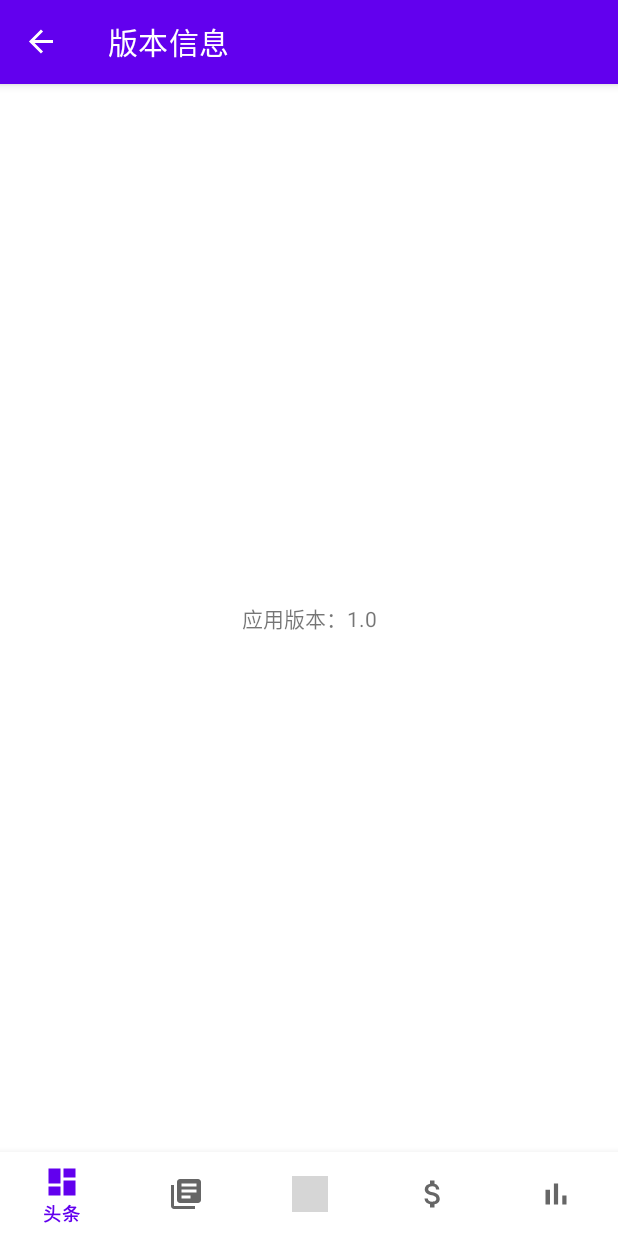
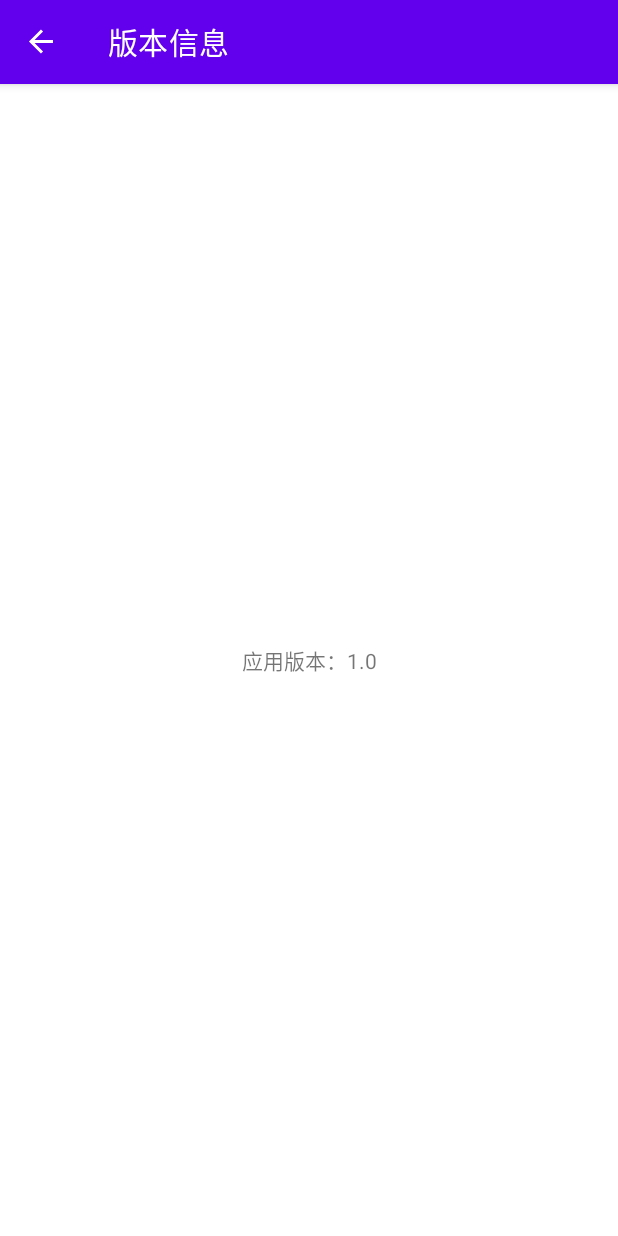
Before and after one commit to lioY3/TeaKnowledge, an Android app: the screen it shows after launch (MainActivity), in the side drawer, after a tap on "版本信息", on a phone screen of 412 x 824 dp. Run offline under Robolectric (Android 15) with nearby library versions, the phone set to English and light mode, and no system bars; our stand-ins replace navigation-ui; libraries missing offline, so code that uses them is left out: org.xutils, org.xutils.ex, org.xutils.x; 3 statements that could not run were skipped; grey boxes are pictures that could not be loaded.

Commit message:
ButtomNavigation可以隐藏啦

```diff
--- a/app/src/main/java/com/example/teaknowledge/MainActivity.java
+++ b/app/src/main/java/com/example/teaknowledge/MainActivity.java
@@ -2,6 +2,7 @@ package com.example.teaknowledge;
 
 import android.content.Context;
 import android.os.Bundle;
+import android.view.View;
 
 import androidx.appcompat.app.AppCompatActivity;
 import androidx.appcompat.widget.Toolbar;
@@ -11,13 +12,18 @@ import androidx.navigation.Navigation;
 import androidx.navigation.ui.AppBarConfiguration;
 import androidx.navigation.ui.NavigationUI;
 
+import com.example.teaknowledge.utils.AppUtils;
 import com.google.android.material.bottomnavigation.BottomNavigationView;
 import com.google.android.material.navigation.NavigationView;
-import com.example.teaknowledge.utils.AppUtils;
 
 public class MainActivity extends AppCompatActivity {
 
+    private static final String TAG = "MainActivity";
     private AppBarConfiguration mAppBarConfiguration;
+    private BottomNavigationView bottomNavView;
+    private NavigationView drawerNavView;
+    private NavController navController;
+    DrawerLayout drawer;
 
     @Override
     protected void onCreate(Bundle savedInstanceState) {
@@ -29,9 +35,9 @@ public class MainActivity extends AppCompatActivity {
         setContentView(R.layout.activity_main);
         Toolbar toolbar = findViewById(R.id.toolbar);
         setSupportActionBar(toolbar);
-        BottomNavigationView bottomNavView = findViewById(R.id.nav_view);
-        NavigationView navView = findViewById(R.id.drawer_nav_view);
-        DrawerLayout drawer = findViewById(R.id.drawer_layout);
+        bottomNavView = findViewById(R.id.buttom_nav_view);
+        drawerNavView = findViewById(R.id.drawer_nav_view);
+        drawer = findViewById(R.id.drawer_layout);
         // Passing each menu ID as a set of Ids because each
         // menu should be considered as top level destinations.
         mAppBarConfiguration = new AppBarConfiguration.Builder(
@@ -39,10 +45,39 @@ public class MainActivity extends AppCompatActivity {
                 R.id.navigation_business, R.id.navigation_chart)
                 .setDrawerLayout(drawer)
                 .build();
-        NavController navController = Navigation.findNavController(this, R.id.nav_host_fragment);
+        navController = Navigation.findNavController(this, R.id.nav_host_fragment);
         NavigationUI.setupActionBarWithNavController(this, navController, mAppBarConfiguration);
         NavigationUI.setupWithNavController(bottomNavView, navController);
-        NavigationUI.setupWithNavController(navView, navController);
+        NavigationUI.setupWithNavController(drawerNavView, navController);
+
+        visibilityNavElements(navController);
+    }
+
+    private void visibilityNavElements(NavController navController) {
+        navController.addOnDestinationChangedListener((controller, destination, arguments) -> {
+            int id = destination.getId();
+            if (id == R.id.nav_search) {
+                hideBottomNavigation();
+            } else if (id == R.id.nav_favorite) {
+                hideBottomNavigation();
+            } else if (id == R.id.nav_version) {
+                hideBottomNavigation();
+            } else if (id == R.id.nav_feedback) {
+                hideBottomNavigation();
+            } else if (id == R.id.nav_history) {
+                hideBottomNavigation();
+            } else {
+                showBottomNavigation();
+            }
+        });
+    }
+
+    private void showBottomNavigation() {
+        bottomNavView.setVisibility(View.VISIBLE);
+    }
+
+    private void hideBottomNavigation() {
+        bottomNavView.setVisibility(View.GONE);
     }
 
     @Override
--- a/app/src/main/java/com/example/teaknowledge/db/DbHelper.java
+++ b/app/src/main/java/com/example/teaknowledge/db/DbHelper.java
@@ -11,7 +11,7 @@ import static android.content.ContentValues.TAG;
 public class DbHelper {
     private static final DbManager.DaoConfig daoConfig = new DbManager.DaoConfig()
             .setDbName("database.db")
-            .setDbVersion(3);
+            .setDbVersion(1);
     private static DbManager db;
 
     public static DbManager getDbManager() {
--- a/app/src/main/res/layout/app_bar_main.xml
+++ b/app/src/main/res/layout/app_bar_main.xml
@@ -28,13 +28,13 @@
         layout="@layout/content_main"
         android:layout_width="0dp"
         android:layout_height="0dp"
-        app:layout_constraintBottom_toTopOf="@+id/nav_view"
+        app:layout_constraintBottom_toTopOf="@+id/buttom_nav_view"
         app:layout_constraintEnd_toEndOf="parent"
         app:layout_constraintStart_toStartOf="parent"
         app:layout_constraintTop_toBottomOf="@+id/appbar_layout" />
 
     <com.google.android.material.bottomnavigation.BottomNavigationView
-        android:id="@+id/nav_view"
+        android:id="@+id/buttom_nav_view"
         android:layout_width="0dp"
         android:layout_height="wrap_content"
         android:layout_marginStart="0dp"
--- a/app/src/main/res/layout/content_main.xml
+++ b/app/src/main/res/layout/content_main.xml
@@ -12,7 +12,7 @@
         android:layout_width="match_parent"
         android:layout_height="match_parent"
         app:defaultNavHost="true"
-        app:layout_constraintBottom_toTopOf="@id/nav_view"
+        app:layout_constraintBottom_toTopOf="@id/buttom_nav_view"
         app:layout_constraintLeft_toLeftOf="parent"
         app:layout_constraintRight_toRightOf="parent"
         app:layout_constraintTop_toTopOf="parent"
```
Also changed, not shown: app/src/main/res/drawable/ic_launcher_foreground.xml (deleted, +0 -30 lines).
